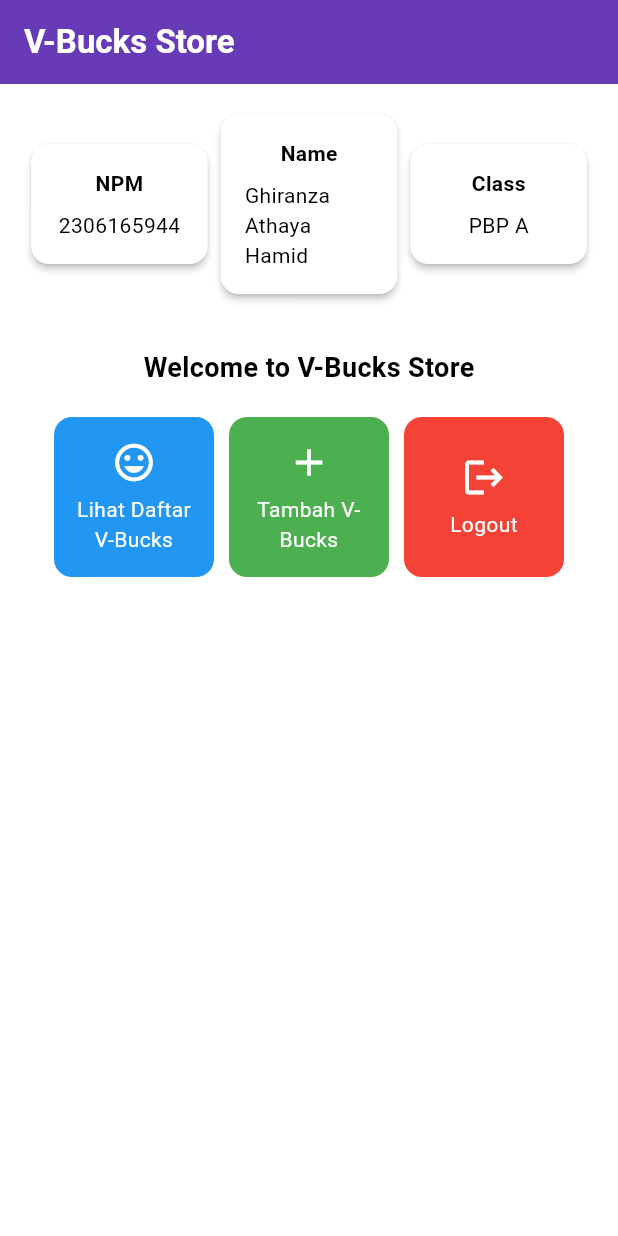
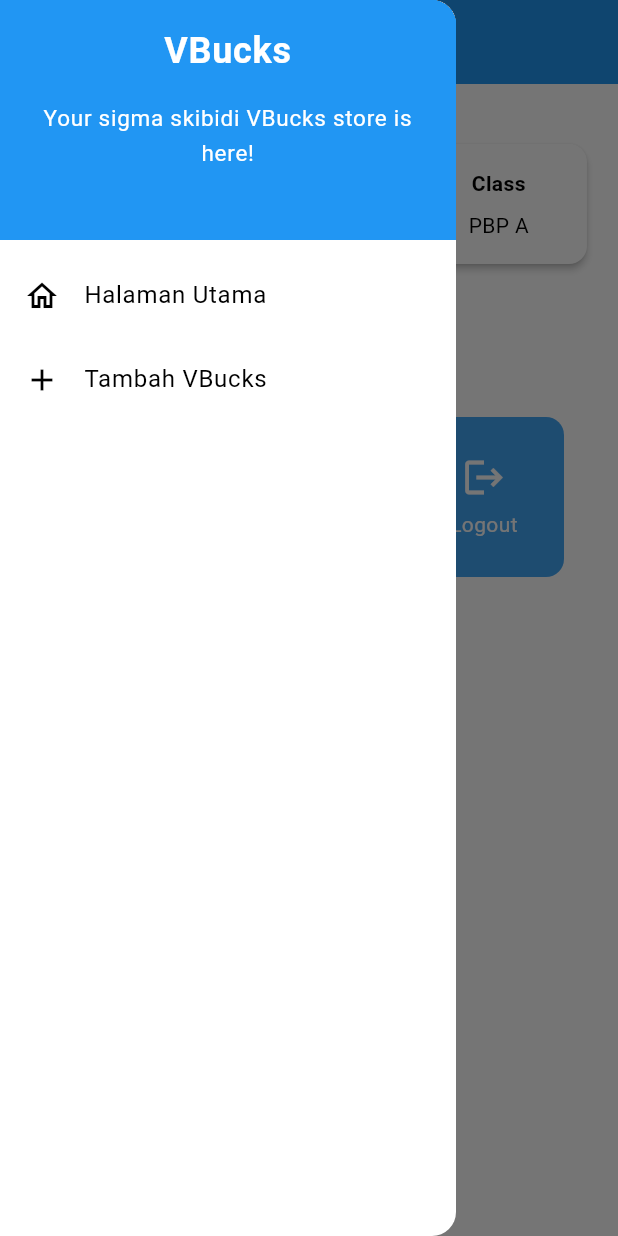
Before and after one commit to ghiranza/pbp-mobile-ecom, a Flutter app: the screen it shows after launch, with the side drawer open (before the commit the screen has no drawer), on a phone screen of 412 x 824 dp. Run offline on Flutter 3.47's test engine with Material 3 defaults, Android fonts, the phone set to English and light mode, and no system bars.

Commit message:
tugas 8 done

```diff
--- a/lib/main.dart
+++ b/lib/main.dart
@@ -1,5 +1,5 @@
 import 'package:flutter/material.dart';
-import 'package:vbucks_store/menu.dart';
+import 'package:vbucks_store/screens/menu.dart';
 
 void main() {
   runApp(const MyApp());
@@ -14,8 +14,8 @@ class MyApp extends StatelessWidget {
       title: 'Flutter Demo',
       theme: ThemeData(
         colorScheme: ColorScheme.fromSwatch(
-          primarySwatch: Colors.deepPurple,
-        ).copyWith(secondary: Colors.deepPurple[400]),
+          primarySwatch: Colors.blue,
+        ).copyWith(secondary: Colors.blue[400]),
         useMaterial3: true,
       ),
       home: MyHomePage(),
--- a/lib/menu.dart
+++ b/lib/screens/menu.dart
@@ -1,4 +1,7 @@
 import 'package:flutter/material.dart';
+// Impor drawer widget
+import 'package:vbucks_store/widgets/left_drawer.dart';
+import 'package:vbucks_store/widgets/vbucks_cart.dart';
 
 class MyHomePage extends StatelessWidget {
   final String npm = '2306165944'; // NPM
@@ -7,8 +10,8 @@ class MyHomePage extends StatelessWidget {
   MyHomePage({super.key});
 
   final List<ItemHomepage> items = [
-    ItemHomepage("Lihat Daftar V-Bucks", Icons.mood),
-    ItemHomepage("Tambah V-Bucks", Icons.add),
+    ItemHomepage("Lihat Daftar VBucks", Icons.list),
+    ItemHomepage("Tambah VBucks", Icons.add),
     ItemHomepage("Logout", Icons.logout),
   ];
 
@@ -18,9 +21,9 @@ class MyHomePage extends StatelessWidget {
     return Scaffold(
       // AppBar adalah bagian atas halaman yang menampilkan judul.
       appBar: AppBar(
-        // Judul aplikasi "Mental Health Tracker" dengan teks putih dan tebal.
+        // Judul aplikasi "VBucks Store" dengan teks putih dan tebal.
         title: const Text(
-          'V-Bucks Store',
+          'VBucks Store',
           style: TextStyle(
             color: Colors.white,
             fontWeight: FontWeight.bold,
@@ -28,7 +31,11 @@ class MyHomePage extends StatelessWidget {
         ),
         // Warna latar belakang AppBar diambil dari skema warna tema aplikasi.
         backgroundColor: Theme.of(context).colorScheme.primary,
+        // Mengganti warna icon drawer menjadi putih
+        iconTheme: const IconThemeData(color: Colors.white),
       ),
+      // Masukkan drawer sebagai parameter nilai drawer dari widget Scaffold
+      drawer: const LeftDrawer(),
       // Body halaman dengan padding di sekelilingnya.
       body: Padding(
         padding: const EdgeInsets.all(16.0),
@@ -59,7 +66,7 @@ class MyHomePage extends StatelessWidget {
                   const Padding(
                     padding: EdgeInsets.only(top: 16.0),
                     child: Text(
-                      'Welcome to V-Bucks Store',
+                      'Welcome to VBucks',
                       style: TextStyle(
                         fontWeight: FontWeight.bold,
                         fontSize: 18.0,
@@ -76,11 +83,10 @@ class MyHomePage extends StatelessWidget {
                     crossAxisCount: 3,
                     // Agar grid menyesuaikan tinggi kontennya.
                     shrinkWrap: true,
-                    children: [
-                      ItemCard(items[0], Colors.blue),
-                      ItemCard(items[1], Colors.green),
-                      ItemCard(items[2], Colors.red),
-                    ],
+                    // Menampilkan ItemCard untuk setiap item dalam list items.
+                    children: items.map((ItemHomepage item) {
+                      return ItemCard(item);
+                    }).toList(),
                   ),
                 ],
               ),
@@ -125,62 +131,3 @@ class InfoCard extends StatelessWidget {
     );
   }
 }
-
-class ItemHomepage {
-  final String name;
-  final IconData icon;
-
-  ItemHomepage(this.name, this.icon);
-}
-
-class ItemCard extends StatelessWidget {
-  // Menampilkan kartu dengan ikon dan nama.
-  final ItemHomepage item;
-  // Menambahkan parameter warna
-  final Color color;
-
-  const ItemCard(this.item, this.color, {super.key});
-
-  @override
-  Widget build(BuildContext context) {
-    return Material(
-      color: color,
-      // Membuat sudut kartu melengkung.
-      borderRadius: BorderRadius.circular(12),
-
-      child: InkWell(
-        // Aksi ketika kartu ditekan.
-        onTap: () {
-          // Menampilkan pesan SnackBar saat kartu ditekan.
-          ScaffoldMessenger.of(context)
-            ..hideCurrentSnackBar()
-            ..showSnackBar(SnackBar(
-                content: Text("Kamu telah menekan tombol ${item.name}!")));
-        },
-        // Container untuk menyimpan Icon dan Text
-        child: Container(
-          padding: const EdgeInsets.all(8),
-          child: Center(
-            child: Column(
-              // Menyusun ikon dan teks di tengah kartu.
-              mainAxisAlignment: MainAxisAlignment.center,
-              children: [
-                Icon(
-                  item.icon,
-                  color: Colors.white,
-                  size: 30.0,
-                ),
-                const Padding(padding: EdgeInsets.all(3)),
-                Text(
-                  item.name,
-                  textAlign: TextAlign.center,
-                  style: const TextStyle(color: Colors.white),
-                ),
-              ],
-            ),
-          ),
-        ),
-      ),
-    );
-  }
-}
--- /dev/null
+++ b/lib/widgets/left_drawer.dart
@@ -0,0 +1,68 @@
+import 'package:flutter/material.dart';
+import 'package:vbucks_store/screens/menu.dart';
+import 'package:vbucks_store/screens/vbucksentry_form.dart';
+
+class LeftDrawer extends StatelessWidget {
+  const LeftDrawer({super.key});
+
+  @override
+  Widget build(BuildContext context) {
+    return Drawer(
+      child: ListView(
+        children: [
+          DrawerHeader(
+            decoration: BoxDecoration(
+              color: Theme.of(context).colorScheme.primary,
+            ),
+            child: const Column(
+              children: [
+                Text(
+                  'VBucks',
+                  textAlign: TextAlign.center,
+                  style: TextStyle(
+                    fontSize: 24,
+                    fontWeight: FontWeight.bold,
+                    color: Colors.white,
+                  ),
+                ),
+                Padding(padding: EdgeInsets.all(8)),
+                Text(
+                  "Your sigma skibidi VBucks store is here!",
+                  textAlign: TextAlign.center,
+                  style: TextStyle(
+                    fontSize: 15,
+                    color: Colors.white,
+                    fontWeight: FontWeight.normal,
+                  ),
+                ),
+              ],
+            ),
+          ),
+          ListTile(
+            leading: const Icon(Icons.home_outlined),
+            title: const Text('Halaman Utama'),
+            // Bagian redirection ke MyHomePage
+            onTap: () {
+              Navigator.pushReplacement(
+                context,
+                MaterialPageRoute(
+                  builder: (context) => MyHomePage(),
+                ));
+            },
+          ),
+          ListTile(
+            leading: const Icon(Icons.add),
+            title: const Text('Tambah VBucks'),
+            // Bagian redirection ke VBucksEntryFormPage
+            onTap: () {
+              Navigator.push(
+                context,
+                MaterialPageRoute(builder: (context) => const VBucksEntryFormPage()),
+              );
+            },
+          ),
+        ],
+      ),
+    );
+  }
+}
--- /dev/null
+++ b/lib/widgets/vbucks_cart.dart
@@ -0,0 +1,69 @@
+import 'package:flutter/material.dart';
+import 'package:vbucks_store/screens/vbucksentry_form.dart';
+
+class ItemHomepage {
+  final String name;
+  final IconData icon;
+
+  ItemHomepage(this.name, this.icon);
+}
+
+class ItemCard extends StatelessWidget {
+  // Menampilkan kartu dengan ikon dan nama.
+
+  final ItemHomepage item;
+
+  const ItemCard(this.item, {super.key});
+
+  @override
+  Widget build(BuildContext context) {
+    return Material(
+      // Menentukan warna latar belakang dari tema aplikasi.
+      color: Theme.of(context).colorScheme.secondary,
+      // Membuat sudut kartu melengkung.
+      borderRadius: BorderRadius.circular(12),
+
+      child: InkWell(
+        // Aksi ketika kartu ditekan.
+        onTap: () {
+          // Memunculkan SnackBar ketika diklik
+          ScaffoldMessenger.of(context)
+            ..hideCurrentSnackBar()
+            ..showSnackBar(SnackBar(
+                content: Text("Kamu telah menekan tombol ${item.name}!")));
+
+          // Navigate ke route yang sesuai (tergantung jenis tombol)
+          if (item.name == "Tambah VBucks") {
+            if (item.name == "Tambah VBucks") {
+              Navigator.push(context,
+                MaterialPageRoute(builder: (context) => const VBucksEntryFormPage()));
+            }
+          }
+        },
+        // Container untuk menyimpan Icon dan Text
+        child: Container(
+          padding: const EdgeInsets.all(8),
+          child: Center(
+            child: Column(
+              // Menyusun ikon dan teks di tengah kartu.
+              mainAxisAlignment: MainAxisAlignment.center,
+              children: [
+                Icon(
+                  item.icon,
+                  color: Colors.white,
+                  size: 30.0,
+                ),
+                const Padding(padding: EdgeInsets.all(3)),
+                Text(
+                  item.name,
+                  textAlign: TextAlign.center,
+                  style: const TextStyle(color: Colors.white),
+                ),
+              ],
+            ),
+          ),
+        ),
+      ),
+    );
+  }
+}
```
Also changed, not shown: lib/screens/vbucksentry_form.dart (added, +162 -0 lines), 1 other file.
